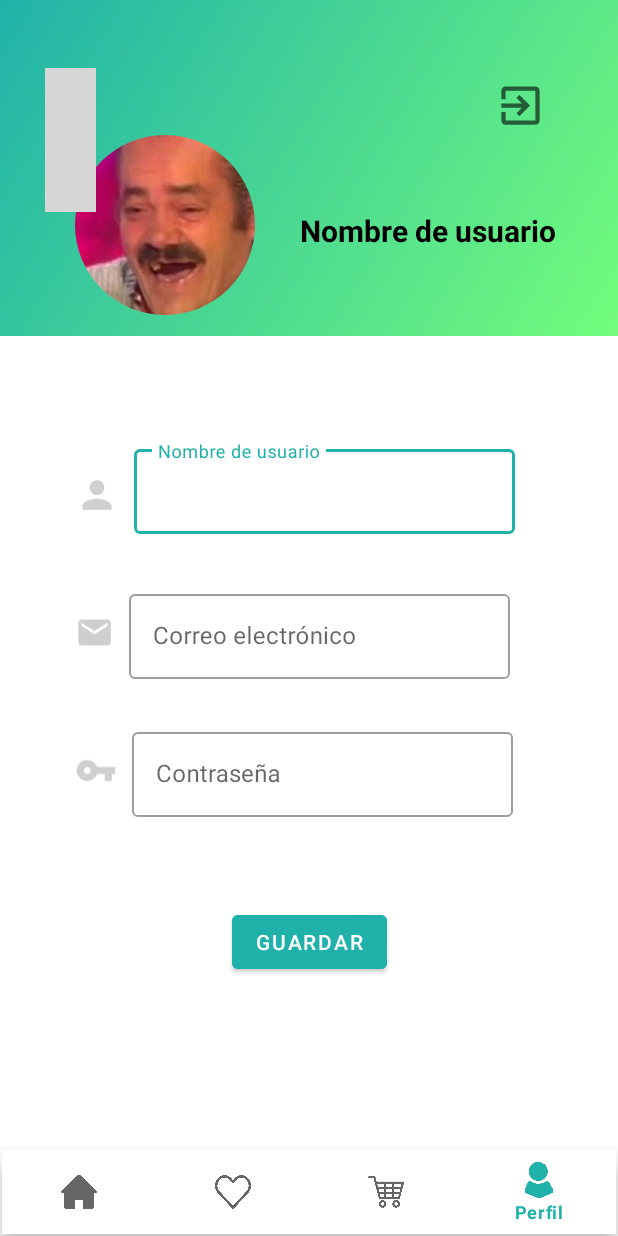
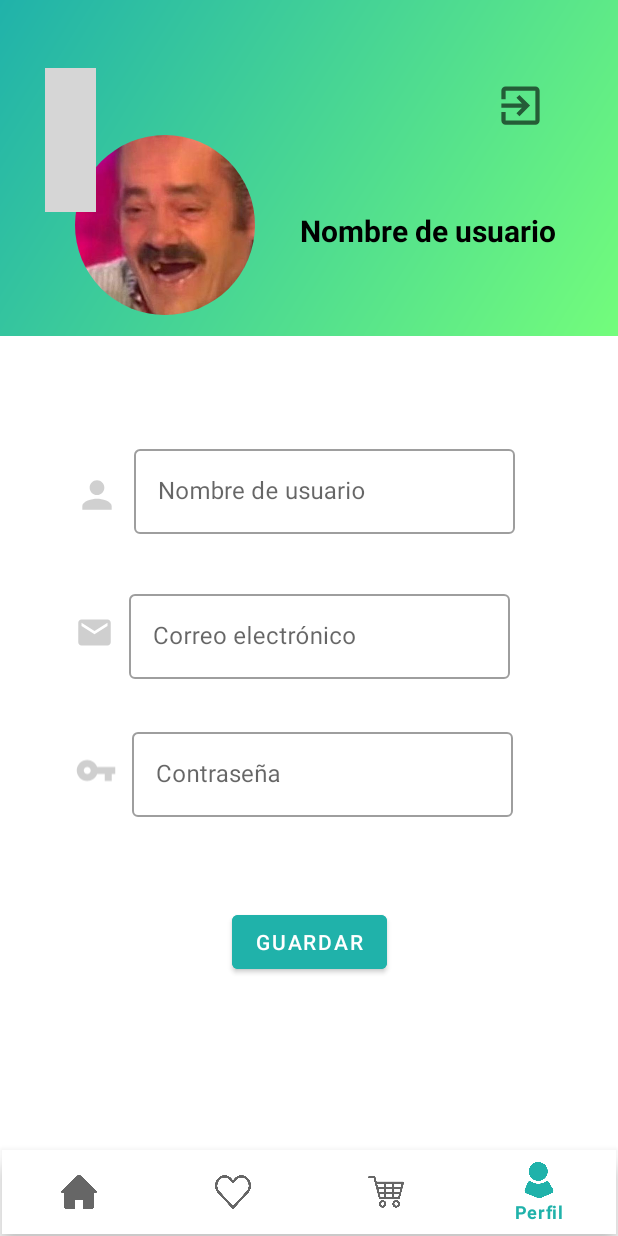
Before and after one commit to Mimenza/Reto01_JanEtaBizi, an Android app: the activity_6usuario screen opened directly, with no data from a screen before it, on a phone screen of 412 x 824 dp. Run offline under Robolectric (Android 15) with nearby library versions, the phone set to English and light mode, and no system bars; our stand-ins replace CircleImageView; Roboto replaces fonts that are not available here; grey boxes are pictures that could not be loaded.

Commit message:
auto focus on usuario and register solved

```diff
--- a/app/src/main/res/layout/activity_2registrar.xml
+++ b/app/src/main/res/layout/activity_2registrar.xml
@@ -5,7 +5,9 @@
     android:layout_width="match_parent"
     android:layout_height="match_parent"
     android:background="@drawable/my_gradient_drawable"
-    tools:context=".activity_2registrar">
+    tools:context=".activity_2registrar"
+    android:focusable="true"
+    android:focusableInTouchMode="true">
 
     <EditText
         android:id="@+id/pText_2inputNombre"
--- a/app/src/main/res/layout/activity_6usuario.xml
+++ b/app/src/main/res/layout/activity_6usuario.xml
@@ -2,10 +2,10 @@
 <androidx.coordinatorlayout.widget.CoordinatorLayout xmlns:android="http://schemas.android.com/apk/res/android"
     xmlns:tools="http://schemas.android.com/tools"
     xmlns:app="http://schemas.android.com/apk/res-auto"
-
-
     android:layout_width="match_parent"
-    android:layout_height="match_parent">
+    android:layout_height="match_parent"
+    android:focusable="true"
+    android:focusableInTouchMode="true">
 
     <androidx.constraintlayout.widget.ConstraintLayout
         android:id="@+id/constraintLayout"
```
